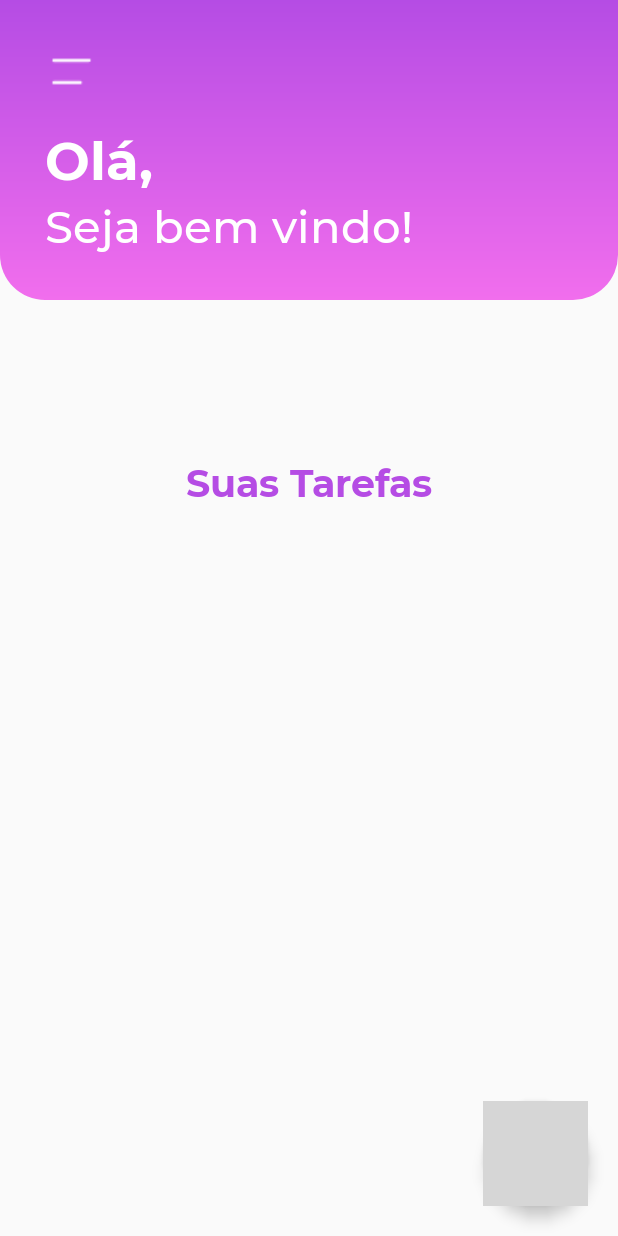
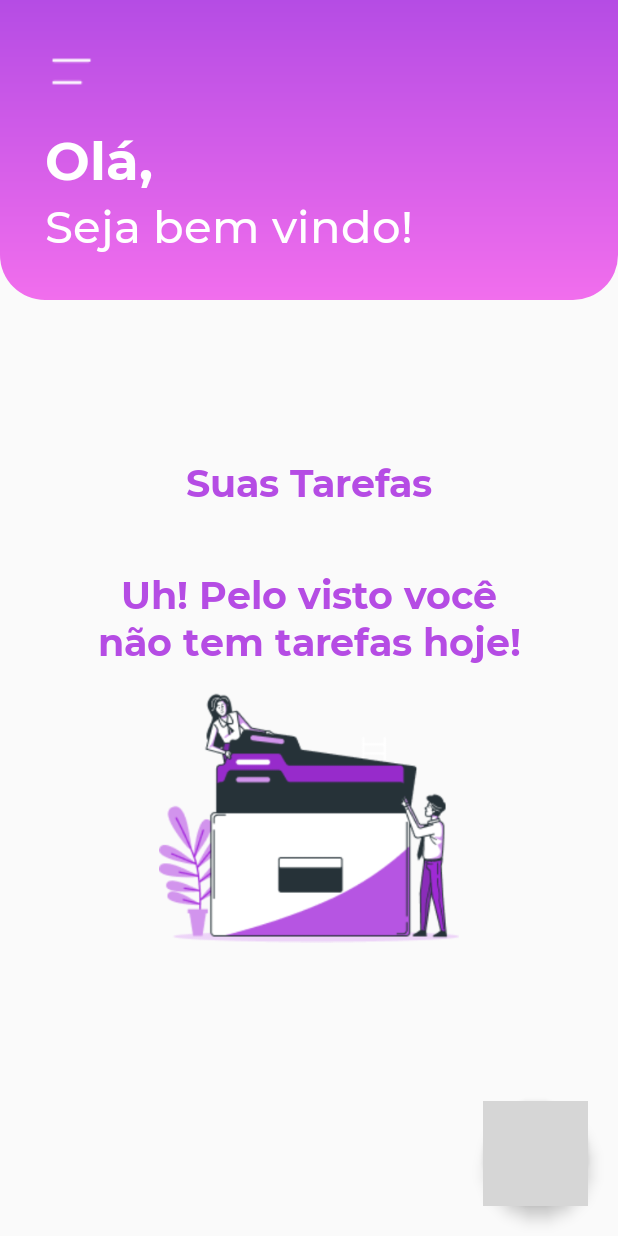
Before and after one commit to guilhermerauj0/Mete-Foco, an Android app: the screen it shows after launch (MainActivity), on a phone screen of 412 x 824 dp. Run offline under Robolectric (Android 15) with nearby library versions, the phone set to English and light mode, and no system bars; grey boxes are pictures that could not be loaded.

Commit message:
Information of task off added

```diff
--- a/app/src/main/java/com/coldrosemob/myapplication/views/MainActivity.java
+++ b/app/src/main/java/com/coldrosemob/myapplication/views/MainActivity.java
@@ -5,6 +5,7 @@ import android.database.Cursor;
 import android.os.Bundle;
 import android.view.View;
 import android.widget.ImageView;
+import android.widget.LinearLayout;
 import android.widget.TextView;
 import android.widget.Toast;
 
@@ -39,15 +40,15 @@ public class MainActivity extends AppCompatActivity {
         mViewHolder.taskTitle = new ArrayList<>();
         mViewHolder.taskType = new ArrayList<>();
 
-        listarTarefas();
-
         mViewHolder.imgTaskOff = findViewById(R.id.imgTaskOff);
         mViewHolder.textTaskOff = findViewById(R.id.textTaskOff);
+        mViewHolder.layoutMain_InfoTaskOff = findViewById(R.id.layoutMain_InfoTaskOff);
         mViewHolder.addTaskFAB = findViewById(R.id.fabAdd);
         mViewHolder.textUsuario = findViewById(R.id.textUsuario);
         mViewHolder.rvTask = findViewById(R.id.rvTask_main);
 
-        // TODO Aparecer imagem e texto informando que não há tarefas
+        listarTarefas();
+
         // TODO Criar menu de visualização detalhada da tarefa
 
         // adapter
@@ -70,6 +71,7 @@ public class MainActivity extends AppCompatActivity {
 
     public static class ViewHolder {
         FloatingActionButton addTaskFAB;
+        LinearLayout layoutMain_InfoTaskOff;
         Intent i;
         TextView textUsuario, textTaskOff;
         ArrayList<String> taskId, taskTitle, taskDescription, taskType, taskDate;
@@ -90,8 +92,10 @@ public class MainActivity extends AppCompatActivity {
         Cursor cursor = db.selectAll_Tarefa();
         if (cursor.getCount() == 0) {
             Toast.makeText(this, "Sem banco de dados", Toast.LENGTH_SHORT).show();
+            mostrarInfoTaskOff();
         } else {
             while (cursor.moveToNext()) {
+                ocultarInfoTaskOff();
                 mViewHolder.taskId.add(cursor.getString(0));
                 mViewHolder.taskTitle.add(cursor.getString(1));
                 mViewHolder.taskDescription.add(cursor.getString(2));
@@ -100,4 +104,12 @@ public class MainActivity extends AppCompatActivity {
             }
         }
     }
+
+    public void mostrarInfoTaskOff() {
+        mViewHolder.layoutMain_InfoTaskOff.setVisibility(View.VISIBLE);
+    }
+
+    public void ocultarInfoTaskOff() {
+        mViewHolder.layoutMain_InfoTaskOff.setVisibility(View.INVISIBLE);
+    }
 }
--- a/app/src/main/res/layout/activity_main.xml
+++ b/app/src/main/res/layout/activity_main.xml
@@ -89,17 +89,24 @@
             app:layoutManager="androidx.recyclerview.widget.LinearLayoutManager"
             tools:listitem="@layout/row_task_list" />
 
+        <LinearLayout
+            android:id="@+id/layoutMain_InfoTaskOff"
+            android:layout_width="match_parent"
+            android:layout_height="wrap_content"
+            android:layout_centerInParent="true"
+            android:gravity="center"
+            android:orientation="vertical">
+
             <TextView
+                android:id="@+id/textTaskOff"
                 android:layout_width="300dp"
                 android:layout_height="wrap_content"
-            android:id="@+id/textTaskOff"
+                android:layout_above="@+id/imgTaskOff"
                 android:layout_centerInParent="true"
-            android:visibility="invisible"
                 android:fontFamily="@font/montserratbold"
                 android:gravity="center"
                 android:text="@string/uh_pelo_visto_voc_n_o_tem_tarefas_hoje"
                 android:textColor="@color/purplePrimary"
-            android:layout_above="@+id/imgTaskOff"
                 android:textSize="25sp" />
 
             <ImageView
@@ -107,8 +114,9 @@
                 android:layout_width="200dp"
                 android:layout_height="200dp"
                 android:layout_centerInParent="true"
-            android:visibility="invisible"
                 android:src="@drawable/img_tarefas_off" />
+
+        </LinearLayout>
 
         <com.google.android.material.floatingactionbutton.FloatingActionButton
             android:id="@+id/fabAdd"
--- a/app/src/main/res/layout/row_task_list.xml
+++ b/app/src/main/res/layout/row_task_list.xml
@@ -30,14 +30,14 @@
             android:layout_height="wrap_content"
             android:layout_marginTop="20dp"
             android:layout_marginLeft="10dp"
+            android:layout_marginRight="15dp"
             android:lines="1"
-            android:lineHeight="40dp"
             android:layout_toRightOf="@+id/cbRow_ConfirmTask"
             android:fontFamily="@font/montserratsemibold"
             android:gravity="center_vertical"
             android:text="@string/nome_da_tarefa"
             android:textColor="@color/purplePrimary"
-            android:textSize="18dp" />
+            android:textSize="17dp" />
 
         <TextView
             android:layout_width="match_parent"
```
Lines whose indentation alone changed are shown as unchanged.
